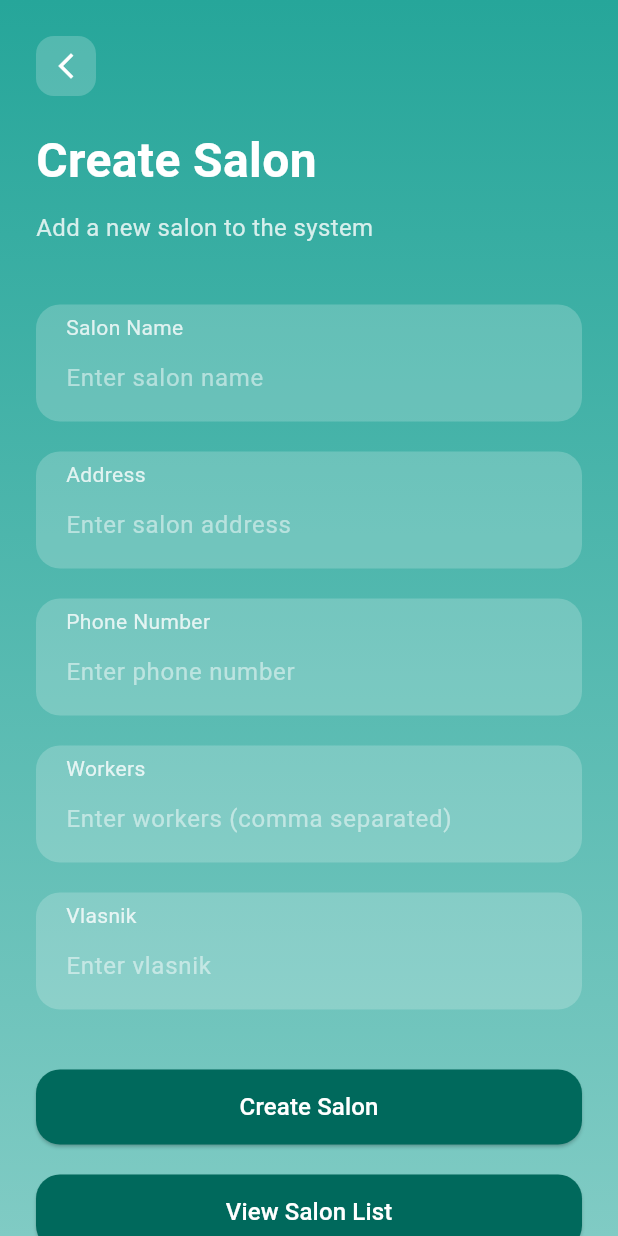
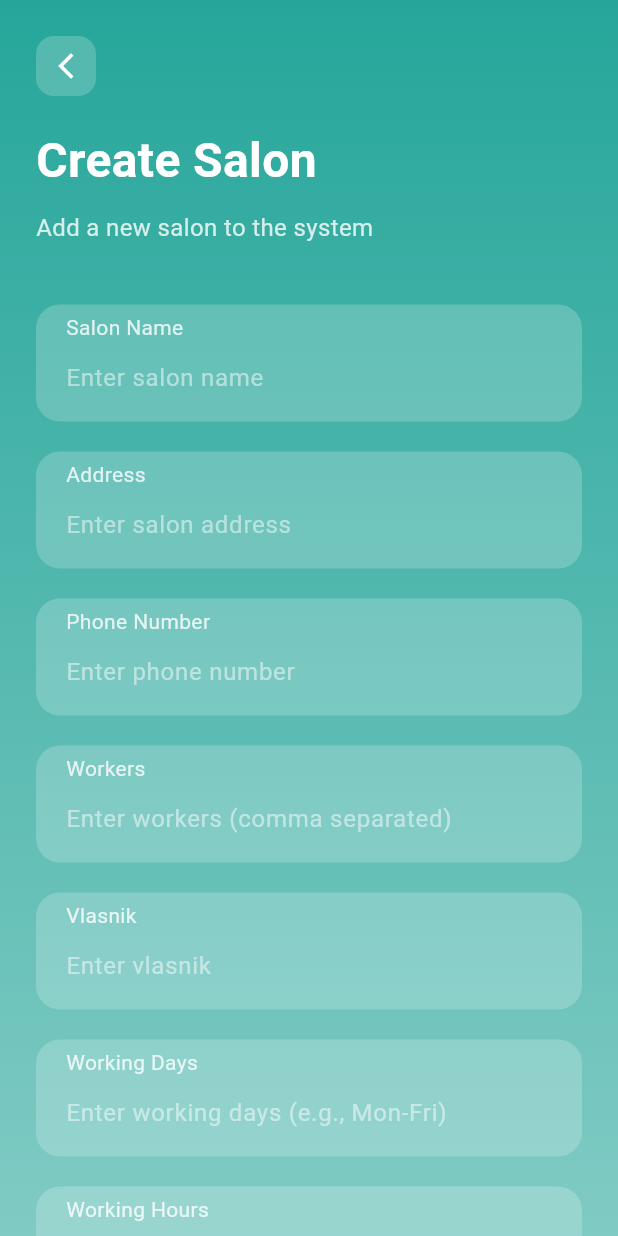
Before and after one commit to M1rzoni/ios-and, a Flutter app: the SalonCreationScreen screen opened directly, on a phone screen of 412 x 824 dp. Run offline on Flutter 3.47's test engine with Material 3 defaults, Android fonts, the phone set to English and light mode, and no system bars; our stand-ins replace cloud_firestore, firebase_auth, firebase_core, flutter_datetime_picker_plus, go_router, google_sign_in and 1 more; accounts and stored records are empty.

Commit message:
working time

```diff
--- a/lib/screens/SalonCreationScreen.dart
+++ b/lib/screens/SalonCreationScreen.dart
@@ -22,6 +22,8 @@ class _SalonCreationScreenState extends State<SalonCreationScreen> {
   final TextEditingController _phoneNumberController = TextEditingController();
   final TextEditingController _workersController = TextEditingController();
   final TextEditingController _vlasnikController = TextEditingController();
+  final TextEditingController _workingDaysController = TextEditingController();
+  final TextEditingController _workingHoursController = TextEditingController();
 
   @override
   void initState() {
@@ -34,6 +36,8 @@ class _SalonCreationScreenState extends State<SalonCreationScreen> {
       _workersController.text =
           (widget.initialData['radnici'] as List<dynamic>?)?.join(', ') ?? '';
       _vlasnikController.text = widget.initialData['vlasnik'] ?? '';
+      _workingDaysController.text = widget.initialData['workingDays'] ?? '';
+      _workingHoursController.text = widget.initialData['workingHours'] ?? '';
     }
   }
 
@@ -272,6 +276,77 @@ class _SalonCreationScreenState extends State<SalonCreationScreen> {
                         ],
                       ),
                     ),
+                    const SizedBox(height: 20),
+                    // Working Days Field
+                    Container(
+                      decoration: BoxDecoration(
+                        color: Colors.white.withOpacity(0.2),
+                        borderRadius: BorderRadius.circular(16),
+                      ),
+                      padding: const EdgeInsets.symmetric(
+                        horizontal: 20,
+                        vertical: 5,
+                      ),
+                      child: Column(
+                        crossAxisAlignment: CrossAxisAlignment.start,
+                        children: [
+                          Text(
+                            'Working Days',
+                            style: TextStyle(
+                              color: Colors.white.withOpacity(0.8),
+                              fontSize: 14,
+                            ),
+                          ),
+                          TextField(
+                            controller: _workingDaysController,
+                            style: const TextStyle(color: Colors.white),
+                            decoration: InputDecoration(
+                              border: InputBorder.none,
+                              hintText: 'Enter working days (e.g., Mon-Fri)',
+                              hintStyle: TextStyle(
+                                color: Colors.white.withOpacity(0.5),
+                              ),
+                            ),
+                          ),
+                        ],
+                      ),
+                    ),
+                    const SizedBox(height: 20),
+                    // Working Hours Field
+                    Container(
+                      decoration: BoxDecoration(
+                        color: Colors.white.withOpacity(0.2),
+                        borderRadius: BorderRadius.circular(16),
+                      ),
+                      padding: const EdgeInsets.symmetric(
+                        horizontal: 20,
+                        vertical: 5,
+                      ),
+                      child: Column(
+                        crossAxisAlignment: CrossAxisAlignment.start,
+                        children: [
+                          Text(
+                            'Working Hours',
+                            style: TextStyle(
+                              color: Colors.white.withOpacity(0.8),
+                              fontSize: 14,
+                            ),
+                          ),
+                          TextField(
+                            controller: _workingHoursController,
+                            style: const TextStyle(color: Colors.white),
+                            decoration: InputDecoration(
+                              border: InputBorder.none,
+                              hintText:
+                                  'Enter working hours (e.g., 9 AM - 6 PM)',
+                              hintStyle: TextStyle(
+                                color: Colors.white.withOpacity(0.5),
+                              ),
+                            ),
+                          ),
+                        ],
+                      ),
+                    ),
                     const SizedBox(height: 40),
                     // Create Salon Button
                     SizedBox(
@@ -289,7 +364,8 @@ class _SalonCreationScreenState extends State<SalonCreationScreen> {
                                   .map((e) => e.trim())
                                   .toList();
                           String vlasnik = _vlasnikController.text;
-
+                          String workingDays = _workingDaysController.text;
+                          String workingHours = _workingHoursController.text;
                           // Prepare the salon data
                           Map<String, dynamic> salonData = {
                             'naziv': salonName,
@@ -297,11 +373,12 @@ class _SalonCreationScreenState extends State<SalonCreationScreen> {
                             'brojTelefona': phoneNumber,
                             'radnici': workers,
                             'vlasnik': vlasnik,
+                            'workingDays': workingDays,
+                            'workingHours': workingHours,
                             'vlasnikId':
                                 null, // Set vlasnikId to undefined (null)
                             'kreiran': DateTime.now(),
                           };
-
                           // Save or update the salon in Firestore
                           if (widget.salonId.isEmpty) {
                             // Create a new salon
@@ -315,20 +392,20 @@ class _SalonCreationScreenState extends State<SalonCreationScreen> {
                                 .doc(widget.salonId)
                                 .update(salonData);
                           }
-
                           // Show success message
                           ScaffoldMessenger.of(context).showSnackBar(
                             const SnackBar(
                               content: Text('Salon saved successfully'),
                             ),
                           );
-
                           // Clear input fields
                           _salonNameController.clear();
                           _addressController.clear();
                           _phoneNumberController.clear();
                           _workersController.clear();
                           _vlasnikController.clear();
+                          _workingDaysController.clear();
+                          _workingHoursController.clear();
                         },
                         style: ElevatedButton.styleFrom(
                           backgroundColor: Colors.teal.shade800,
--- /dev/null
+++ b/lib/screens/salon_creation_screen.dart
@@ -0,0 +1 @@
+// TODO Implement this library.
```
